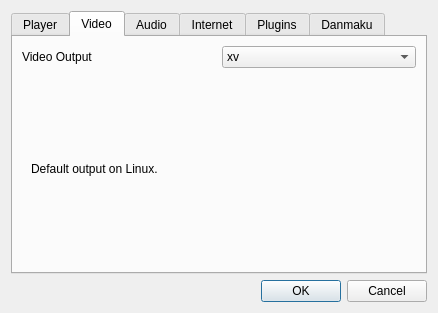
Old version of the form src/settingsdialog.ui in the repository coslyk/moonplayer.
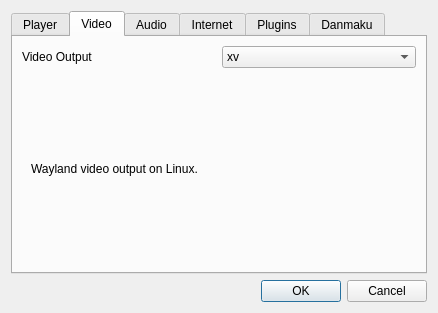
New version of the form. The open tabs and pages were chosen to show the change.

Commit message: Add wayland support

Diff of the .ui file:
```diff
--- a/src/settingsdialog.ui
+++ b/src/settingsdialog.ui
@@ -124,6 +124,17 @@
            </item>
           </layout>
          </widget>
+         <widget class="QWidget" name="page_3">
+          <layout class="QHBoxLayout" name="horizontalLayout_2">
+           <item>
+            <widget class="QLabel" name="waylandLabel">
+             <property name="text">
+              <string>Wayland video output on Linux.</string>
+             </property>
+            </widget>
+           </item>
+          </layout>
+         </widget>
          <widget class="QWidget" name="page_2">
           <layout class="QHBoxLayout" name="horizontalLayout_5">
            <item>
```
Left out of the diff: 5 changed lines with no effect on the pictures. The commit also changes 2 other files.
